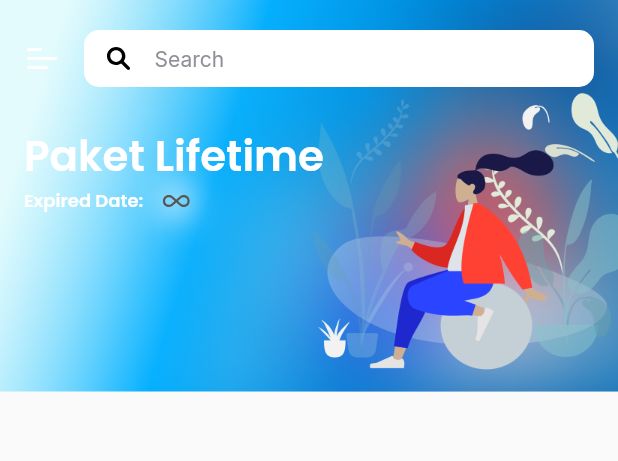
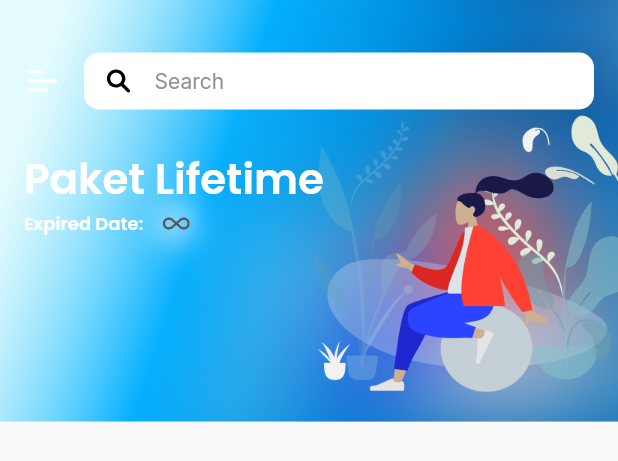
Before and after one commit to ezizull/StartADS, a Flutter app: the DashboardBanner widget shown alone on an empty page, opened directly, on a phone screen of 412 x 824 dp. Shown: the top 461 px of the screen. Run offline on Flutter 3.47's test engine with Material 2 defaults, Android fonts, the phone set to English and light mode, and no system bars; our stand-ins replace bloc, equatable, flutter_bloc, flutter_dotenv, flutter_svg, google_fonts; statements that could not run were skipped.

Commit message:
FIXING: sizing and coloring

```diff
--- a/lib/main.dart
+++ b/lib/main.dart
@@ -18,12 +18,6 @@ void main() async {
     DeviceOrientation.portraitUp,
     DeviceOrientation.portraitDown,
   ]);
-
-  /* Develop */
-  await SystemChrome.setEnabledSystemUIMode(
-    SystemUiMode.manual,
-    overlays: [],
-  );
 
   SystemChrome.setSystemUIOverlayStyle(
     const SystemUiOverlayStyle(
--- a/lib/ui/screens/dashboard/component/dashboard_banner.dart
+++ b/lib/ui/screens/dashboard/component/dashboard_banner.dart
@@ -1,6 +1,7 @@
 import 'dart:ui';
 
 import 'package:flutter/material.dart';
+import 'dart:math' as math;
 import 'package:Scriptmatic/utils/colors.dart' as AppColor;
 import 'package:Scriptmatic/utils/typography.dart' as AppText;
 import 'package:Scriptmatic/utils/icons.dart' as AppIcon;
@@ -13,6 +14,7 @@ class DashboardBanner extends StatelessWidget {
   }) : super(key: key);
 
   final Function? onTapDrawer;
+  final double mirror = 0;
 
   @override
   Widget build(BuildContext context) {
@@ -20,23 +22,35 @@ class DashboardBanner extends StatelessWidget {
       left: 0,
       right: 0,
       child: Container(
-        height: 261,
-        decoration: BoxDecoration(
-          gradient: AppColor.dashboardBanner,
-        ),
+        height: 281,
+        decoration: BoxDecoration(gradient: AppColor.dashboardBanner),
         child: Stack(
           children: [
             Positioned(
               right: 0,
-              bottom: 0,
-              child: SizedBox(
+              top: -267.5 + mirror,
+              child: Transform(
+                alignment: Alignment.center,
+                transform: Matrix4.rotationX(math.pi),
+                child: SizedBox(
+                  width: 367,
+                  height: 301,
+                  child: Image.asset(AppImage.dashboard_bg_girl),
+                ),
+              ),
+            ),
+            Positioned(
+              right: 0,
+              bottom: -20 - mirror,
+              child: Container(
                 width: 367,
+                height: 301,
                 child: Image.asset(AppImage.dashboard_bg_girl),
               ),
             ),
             Positioned(
               right: -4,
-              bottom: 2,
+              bottom: 7,
               child: SizedBox(
                 width: 218,
                 height: 201,
@@ -44,7 +58,7 @@ class DashboardBanner extends StatelessWidget {
               ),
             ),
             Container(
-              padding: const EdgeInsets.symmetric(horizontal: 16, vertical: 20),
+              padding: const EdgeInsets.only(left: 16, right: 16, top: 35),
               child: Column(
                 mainAxisAlignment: MainAxisAlignment.start,
                 crossAxisAlignment: CrossAxisAlignment.start,
--- a/lib/ui/screens/dashboard/component/dashboard_menu.dart
+++ b/lib/ui/screens/dashboard/component/dashboard_menu.dart
@@ -12,10 +12,10 @@ class DashboardMenu extends StatelessWidget {
   @override
   Widget build(BuildContext context) {
     double swidth = MediaQuery.of(context).size.width;
-    double spacing = 38; // figma = '32'
+    double spacing = 24; // figma = '32'
 
     return Container(
-      margin: EdgeInsets.only(top: spacing, bottom: spacing / 2),
+      margin: EdgeInsets.only(top: spacing / 2, bottom: spacing / 2),
       child: Wrap(
         spacing: 19,
         direction: Axis.vertical,
--- a/lib/ui/screens/package/package_screen.dart
+++ b/lib/ui/screens/package/package_screen.dart
@@ -1,6 +1,7 @@
 // ignore_for_file: library_prefixes, unused_import, non_constant_identifier_names
 
 import 'package:flutter/material.dart';
+import 'package:flutter/services.dart';
 import 'package:flutter_bloc/flutter_bloc.dart';
 import 'package:Scriptmatic/data/blocs/paket/use_cubit/paket_cubit.dart';
 import 'package:Scriptmatic/data/blocs/paket/use_cubit/paket_state.dart';
@@ -118,6 +119,8 @@ class PackageScreen extends StatelessWidget {
           child: AppIcon.package_left_button,
         ),
       ),
+      systemOverlayStyle:
+          const SystemUiOverlayStyle(statusBarIconBrightness: Brightness.dark),
       title: Text('Package', style: AppText.Inter16w7_black_1F2024),
       centerTitle: true,
       backgroundColor: AppColor.transparent,
```
Also changed, not shown: lib/ui/screens/dashboard/component/dashboard_drawer.dart (+5 -3 lines), lib/ui/screens/dashboard/component/dashboard_script_terbaru.dart (+3 -12 lines), lib/ui/screens/dashboard/dashboard_screen.dart (+11 -6 lines), 1 other file.
